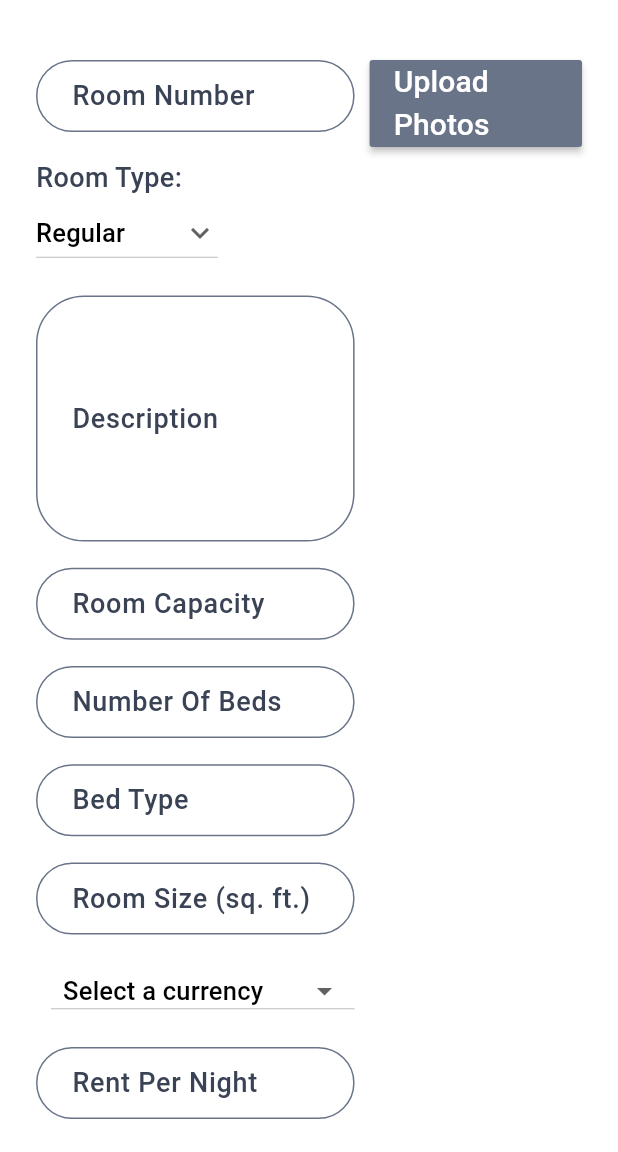
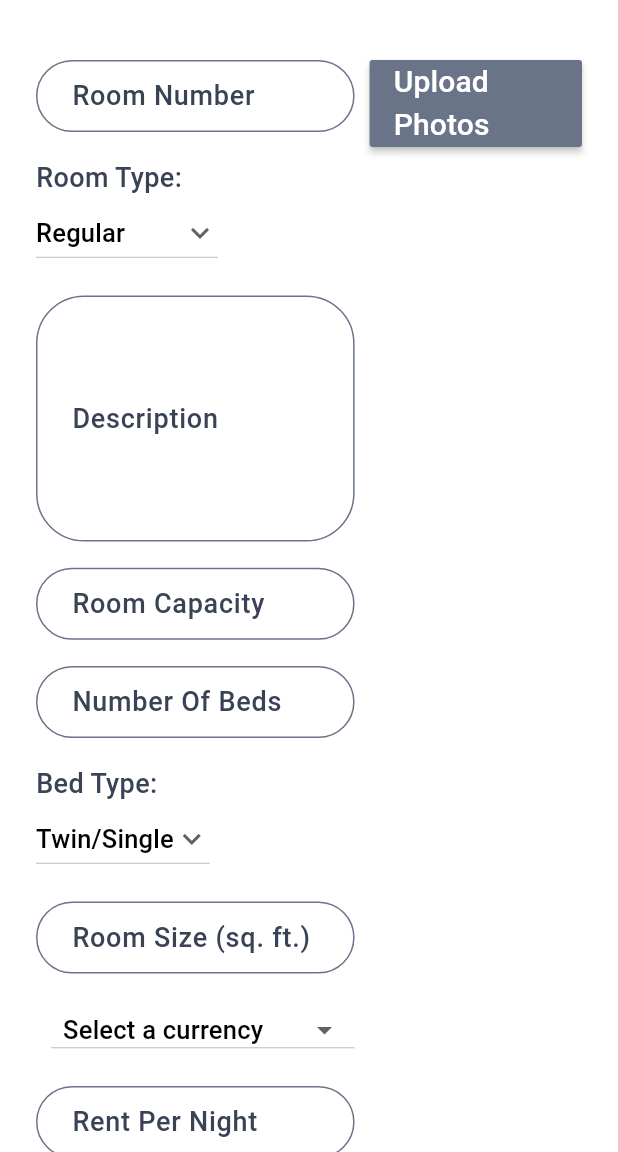
Before and after one commit to aunshpatel/the_hotel_app, a Flutter app: the AddNewRoom screen opened by its route, on a phone screen of 412 x 824 dp, the part 84-1236 px from its top. Run offline on Flutter 3.47's test engine with Material 3 defaults, Android fonts, the phone set to English and light mode, and no system bars; drawn by our look-alikes of dropdown_button2; our stand-ins replace cloud_firestore, firebase_auth, firebase_core, firebase_storage, image_picker, shared_preferences; accounts and stored records are empty.

Commit message:
Update bedtype to dropdown

```diff
--- a/lib/staff_pages/add_new_room.dart
+++ b/lib/staff_pages/add_new_room.dart
@@ -34,11 +34,12 @@ class _AddNewRoomState extends State<AddNewRoom> {
   final TextEditingController bedQuantityController = TextEditingController();
   int roomNumber = 0, maximumPeople = 0, roomSize = 0, bedQuantity = 0;
   double rentAmount = 0.0;
-  String description = '', roomType = '', bedType = '', cancellationPolicy = '', roomView = '', smokingPolicy = '';
+  String description = '', roomType = '', bedType = 'Twin/Single', cancellationPolicy = '', roomView = '';
   String? selectedCurrencyCode;
   bool uploading = false, isUploadButtonDisabled = false;
-  String roomTypeDropdownDefault = 'Regular', roomAvailabilityDropdownDefault = 'Available';
-  final List<String> roomTypeDropdown = ['Regular', 'Semi-Deluxe', 'Deluxe', 'Suite'], roomAvailability = ['Available', 'Not Available', 'Out of Service'];
+  String roomTypeDropdownDefault = 'Regular', roomAvailabilityDropdownDefault = 'Available', smokingPolicy = 'No Smoking';
+  final List<String> bedTypeDropdown = ['Twin/Single', 'Full/Double', 'Queen', 'King'];
+  final List<String> roomTypeDropdown = ['Regular', 'Semi-Deluxe', 'Deluxe', 'Suite'], roomAvailability = ['Available', 'Not Available', 'Out of Service'], smokingPolicyDropdown = ['No Smoking', 'Smoking Allowed'];
   final List<String> amenityOptions = ['TV', 'Swimming Pool', 'Fitness Center', 'Complimentary Breakfast', 'Complimentary Lunch', 'Complimentary Dinner', 'Complimentary Parking', 'Complimentary WiFi', 'Room Service', 'In Room Bar'];
   List<String> selectedAmenities = [], urlOfImageUploaded = [];
   var pickedImages;
@@ -215,15 +216,11 @@ class _AddNewRoomState extends State<AddNewRoom> {
   }
 
   _addNewRoomButton() {
-    if(description == '' &&  roomType == '' &&  bedType == '' &&  cancellationPolicy == '' &&  roomView == '' &&  smokingPolicy == '' &&   roomNumber == 0 &&  maximumPeople == 0  &&  roomSize == 0 &&  bedQuantity ==  0 && urlOfImageUploaded.isEmpty) {
+    if(description == '' &&  cancellationPolicy == '' &&  roomView == '' &&  smokingPolicy == '' &&   roomNumber == 0 &&  maximumPeople == 0  &&  roomSize == 0 &&  bedQuantity ==  0 && urlOfImageUploaded.isEmpty) {
       commonAlertBox(context, 'WARNING!', 'Please fill out all fields!');
     } else if(description == '') {
       commonAlertBox(context, 'WARNING!', 'Description field can not be empty!');
-    } else if(roomType == '') {
-      commonAlertBox(context, 'WARNING!', 'Room type field can not be empty!');
-    } else if(bedType == '') {
-      commonAlertBox(context, 'WARNING!', 'Bed type field can not be empty!');
-    } else if(cancellationPolicy == '') {
+    }else if(cancellationPolicy == '') {
       commonAlertBox(context, 'WARNING!', 'Cancellation policy field can not be empty!');
     } else if(roomView == '') {
       commonAlertBox(context, 'WARNING!', 'Room view field can not be empty!');
@@ -232,7 +229,7 @@ class _AddNewRoomState extends State<AddNewRoom> {
     } else if(urlOfImageUploaded.isEmpty) {
       commonAlertBox(context, 'WARNING!', 'Please upload atleast 1 image!');
     } else{
-      _addNewRoomFirestore.collection('room_data').add({'availability':roomAvailabilityDropdownDefault, 'availableAmenities':selectedAmenities, 'bedQuantity':bedQuantity, 'bedType':bedType, 'cancellationPolicy': cancellationPolicy, 'currencyType':selectedCurrencyCode, 'description': description, 'images':urlOfImageUploaded, 'maximumPeople':maximumPeople, 'rent':rentAmount, 'roomNumber':roomNumber, 'roomType':roomType, 'smokingPolicy':smokingPolicy, 'viewType':roomView});
+      _addNewRoomFirestore.collection('room_data').add({'availability':roomAvailabilityDropdownDefault, 'availableAmenities':selectedAmenities, 'bedQuantity':bedQuantity, 'bedType':bedType, 'cancellationPolicy': cancellationPolicy, 'currencyType':selectedCurrencyCode, 'description': description, 'images':urlOfImageUploaded, 'maximumPeople':maximumPeople, 'rent':rentAmount, 'roomNumber':roomNumber, 'roomType':roomTypeDropdownDefault, 'smokingPolicy':smokingPolicy, 'viewType':roomView});
       commonAlertBoxWithNavigation(context, 'SUCCESS!', 'Room added successfully.', '/staff_dashboard');
     }
   }
@@ -372,16 +369,28 @@ class _AddNewRoomState extends State<AddNewRoom> {
                               height: 17.5,
                             ),
                             // Bed Type
-                            TextField(
-                              controller: bedTypeController,
-                              keyboardType: TextInputType.text,
-                              onChanged:(value){
+
+                            Column(
+                              mainAxisAlignment: MainAxisAlignment.start,
+                              crossAxisAlignment: CrossAxisAlignment.start,
+                              children: [
+                                Text('Bed Type:',  style:  isDarkModeEnabled == false ? kDarkTextSize18 : kLightTextSize18),
+                                DropdownButton(
+                                  value: bedType,
+                                  icon: const Icon(Icons.keyboard_arrow_down),
+                                  items: bedTypeDropdown.map<DropdownMenuItem<String>>((String value) {
+                                    return DropdownMenuItem<String>(
+                                      value: value,
+                                      child: Text(value, style: isDarkModeEnabled == false ? kDarkListingInputDecorationStyle : kLightListingInputDecorationStyle),
+                                    );
+                                  }).toList(),
+                                  onChanged: (String? newValue) {
                                     setState(() {
-                                  bedType = value;
+                                      roomTypeDropdownDefault = newValue!;
                                     });
                                   },
-                              style: TextStyle(color: isDarkModeEnabled == false ? kThemeBlueColor : kThemeBlackColor),
-                              decoration: textInputDecoration('Bed Type'),
+                                ),
+                              ],
                             ),
                             const SizedBox(
                               height: 17.5,
@@ -416,7 +425,7 @@ class _AddNewRoomState extends State<AddNewRoom> {
                                     child: Row(
                                       children: [
                                         ConstrainedBox(
-                                          constraints: const BoxConstraints(maxWidth: 154),
+                                          constraints: const BoxConstraints(maxWidth: 148),
                                           child: Text('${currency.code} - ${currency.name}', overflow: TextOverflow.ellipsis, style: isDarkModeEnabled == false ? kDarkListingInputDecorationStyle : kLightListingInputDecorationStyle,),
                                         ),
                                       ],
@@ -545,17 +554,31 @@ class _AddNewRoomState extends State<AddNewRoom> {
                             const SizedBox(
                               height: 17.5,
                             ),
-                            // Room View
-                            TextField(
-                              controller: smokingPolicyController,
-                              keyboardType: TextInputType.text,
-                              onChanged:(value){
+                            // Smoking Policy
+                            Column(
+                              mainAxisAlignment: MainAxisAlignment.start,
+                              crossAxisAlignment: CrossAxisAlignment.start,
+                              children: [
+                                Text('Smoking Policy:',  style:  isDarkModeEnabled == false ? kDarkTextSize18 : kLightTextSize18),
+                                Padding(
+                                  padding: const EdgeInsets.only(left: 10),
+                                  child: DropdownButton(
+                                    value: smokingPolicy,
+                                    icon: const Icon(Icons.keyboard_arrow_down),
+                                    items: smokingPolicyDropdown.map<DropdownMenuItem<String>>((String value) {
+                                      return DropdownMenuItem<String>(
+                                        value: value,
+                                        child: Text(value, style: isDarkModeEnabled == false ? kDarkListingInputDecorationStyle : kLightListingInputDecorationStyle),
+                                      );
+                                    }).toList(),
+                                    onChanged: (String? newValue) {
                                       setState(() {
-                                  smokingPolicy = value;
+                                        smokingPolicy = newValue!;
                                       });
                                     },
-                              style: TextStyle(color: isDarkModeEnabled == false ? kThemeBlueColor : kThemeBlackColor),
-                              decoration: textInputDecoration('Smoking Policy'),
+                                  ),
+                                ),
+                              ],
                             ),
                             const SizedBox(
                               height: 17.5,
```
Lines whose indentation alone changed are shown as unchanged.
